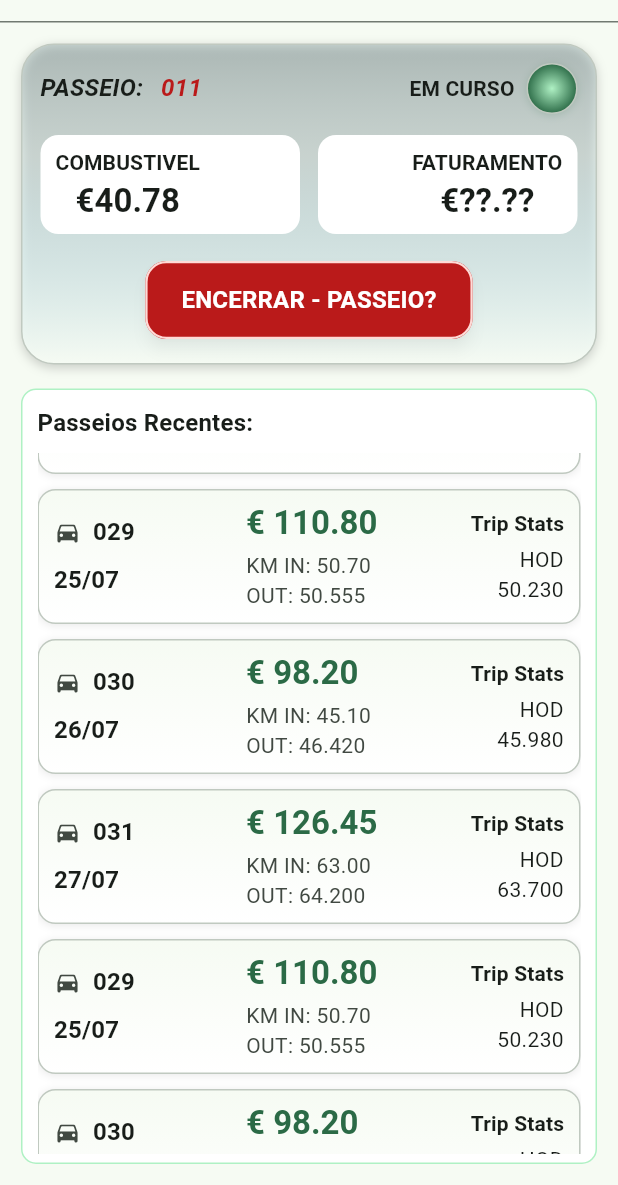
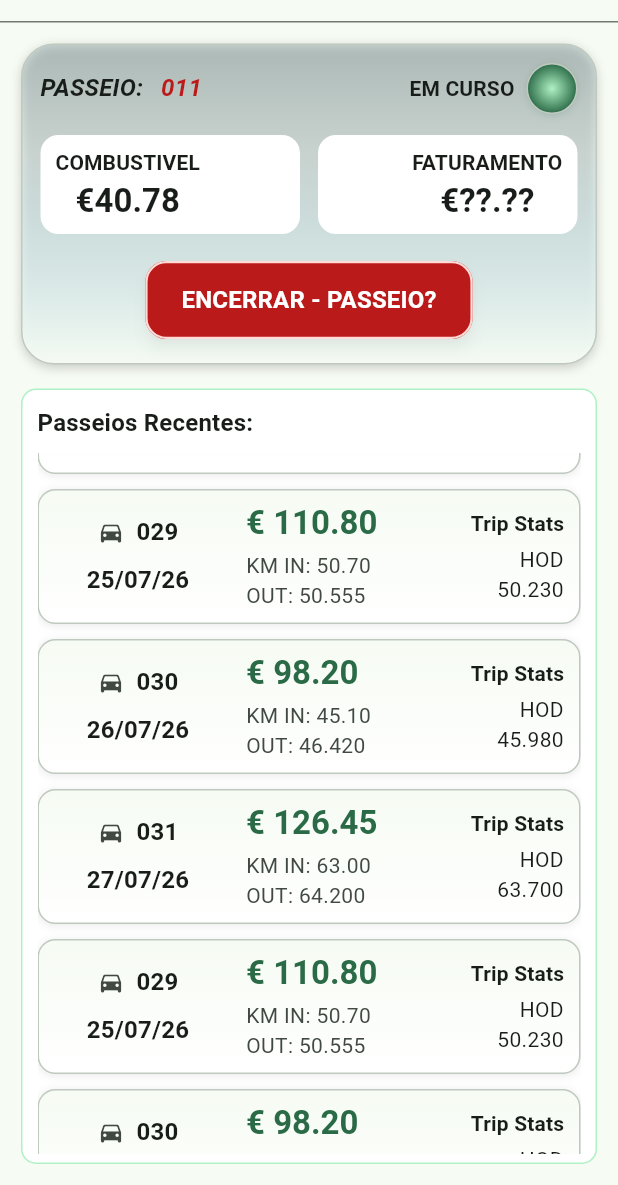
Before and after one commit to cleidson-machado/ride-driver-clean, a Flutter app: the TourInProgressView screen opened directly, scrolled down 576 dp, on a phone screen of 412 x 824 dp, the part 51-1236 px from its top. Run offline on Flutter 3.47's test engine with Material 3 defaults, Android fonts, the phone set to English and light mode, and no system bars; our stand-ins replace dio, floor, sqflite; accounts and stored records are empty.

Commit message:
Fix: Center align content in _RecentRideDataTableCard for improved layout and readability

```diff
--- a/lib/features/tour_in_progress/tour_in_progress_view.dart
+++ b/lib/features/tour_in_progress/tour_in_progress_view.dart
@@ -408,10 +408,11 @@ class _RecentRideDataTableCard extends StatelessWidget {
 						child: Column(
 							mainAxisSize: MainAxisSize.min,
 							mainAxisAlignment: MainAxisAlignment.center,
-							crossAxisAlignment: CrossAxisAlignment.start,
+							crossAxisAlignment: CrossAxisAlignment.center,
 							children: [
 								Row(
 									mainAxisSize: MainAxisSize.min,
+									mainAxisAlignment: MainAxisAlignment.center,
 									children: [
 										Icon(
 											Icons.directions_car_rounded,
@@ -429,7 +430,8 @@ class _RecentRideDataTableCard extends StatelessWidget {
 								),
 								const SizedBox(height: 8),
 								Text(
-									item.date,
+									'${item.date}/26',
+									textAlign: TextAlign.center,
 									style: textTheme.titleMedium?.copyWith(fontWeight: FontWeight.w600),
 								),
 							],
```
